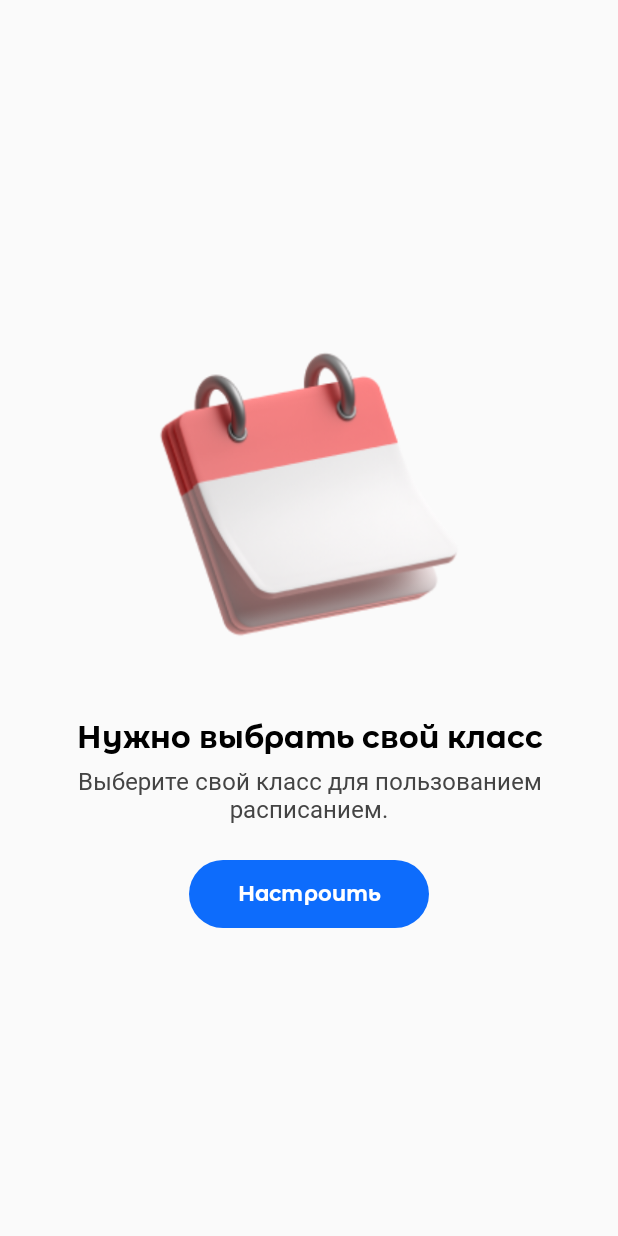
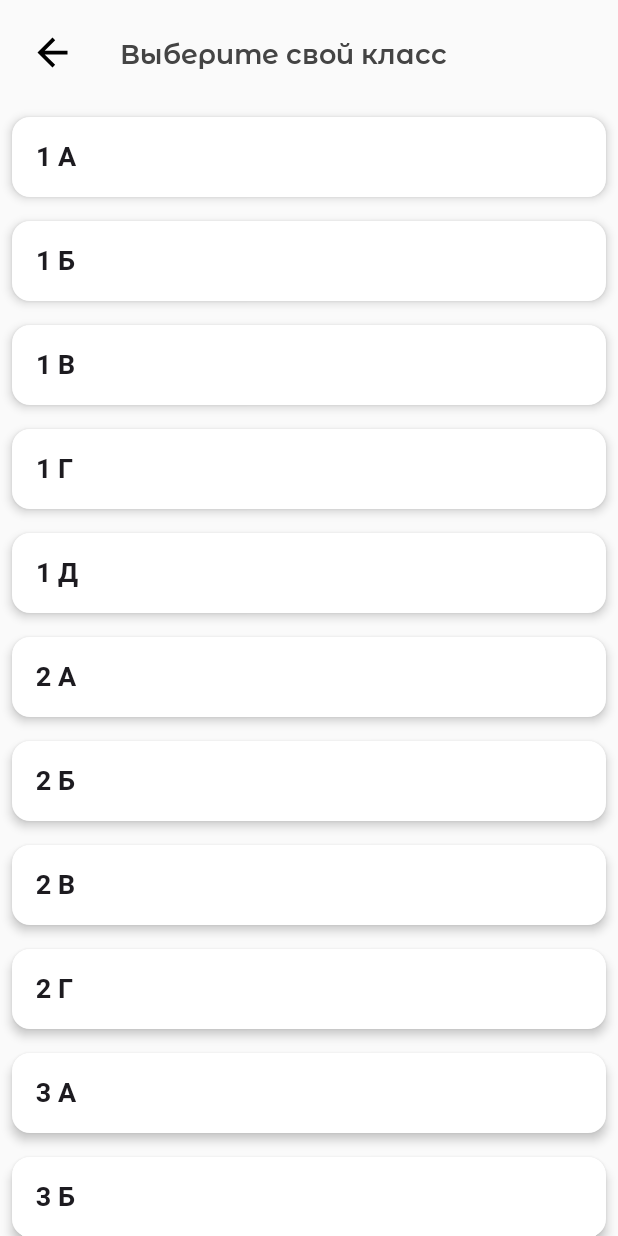
Before and after one commit to MishaNikolaev/YourLicey28, an Android app built with Jetpack Compose: the TimeTableScreen screen opened through its navigation route, after a tap on "Настроить", on a phone screen of 412 x 824 dp. Run offline under Robolectric (Android 15) with nearby library versions, the light colour scheme and no system bars; our stand-ins replace Dagger/Hilt's generated code; Roboto replaces fonts that are not available here.

Commit message:
Choose your class menu

```diff
--- a/app/src/main/java/com/example/yourlicey28/presentation/activityComponents/NavGraph.kt
+++ b/app/src/main/java/com/example/yourlicey28/presentation/activityComponents/NavGraph.kt
@@ -25,6 +25,7 @@
 import com.example.yourlicey28.presentation.home.HomeScreen
 import com.example.yourlicey28.presentation.home.components.popular.KruzhokScreen
 import com.example.yourlicey28.presentation.home.components.popular.teacher.MyTeachersScreen
+import com.example.yourlicey28.presentation.home.components.popular.timetable_components.ChooseTimeTable
 import com.example.yourlicey28.presentation.home.components.popular.timetable_components.TimeTableScreen
 import com.example.yourlicey28.presentation.home.components.services.AboutSchool
 import com.example.yourlicey28.presentation.home.components.services.EnterToFirstClass
@@ -50,6 +51,7 @@
     object EnterToFirstClass : WelcomeRoutes("enter_to_first_class")
     object EnterToTenClass : WelcomeRoutes("enter_to_ten_class")
     object AboutSchool : WelcomeRoutes("about_school")
+    object ChooseTimeTable : WelcomeRoutes("choose_time_table")
 }
 
 @OptIn(ExperimentalFoundationApi::class)
@@ -109,6 +111,10 @@
 
             composable(WelcomeRoutes.HomeScreen.route) {
                 HomeScreen(navController)
+            }
+
+            composable(WelcomeRoutes.ChooseTimeTable.route) {
+                ChooseTimeTable(navController)
             }
         }
     }
@@ -226,5 +232,8 @@
         composable(WelcomeRoutes.HomeScreen.route) {
             HomeScreen(navController)
         }
+        composable(WelcomeRoutes.ChooseTimeTable.route) {
+            ChooseTimeTable(navController)
+        }
     }
 }
--- /dev/null
+++ b/app/src/main/java/com/example/yourlicey28/presentation/home/components/popular/timetable_components/choose_timetable.kt
@@ -0,0 +1,157 @@
+package com.example.yourlicey28.presentation.home.components.popular.timetable_components
+
+import androidx.compose.foundation.background
+import androidx.compose.foundation.clickable
+import androidx.compose.foundation.layout.Arrangement
+import androidx.compose.foundation.layout.Column
+import androidx.compose.foundation.layout.Row
+import androidx.compose.foundation.layout.Spacer
+import androidx.compose.foundation.layout.fillMaxWidth
+import androidx.compose.foundation.layout.height
+import androidx.compose.foundation.layout.padding
+import androidx.compose.foundation.layout.size
+import androidx.compose.foundation.layout.width
+import androidx.compose.foundation.lazy.LazyColumn
+import androidx.compose.foundation.lazy.items
+import androidx.compose.material.icons.Icons
+import androidx.compose.material.icons.filled.Add
+import androidx.compose.material.icons.filled.ArrowBack
+import androidx.compose.material3.Card
+import androidx.compose.material3.CardColors
+import androidx.compose.material3.CardDefaults
+import androidx.compose.material3.Icon
+import androidx.compose.material3.IconButton
+import androidx.compose.material3.Text
+import androidx.compose.runtime.Composable
+import androidx.compose.ui.Alignment
+import androidx.compose.ui.Modifier
+import androidx.compose.ui.graphics.Color
+import androidx.compose.ui.text.font.FontWeight
+import androidx.compose.ui.text.style.TextAlign
+import androidx.compose.ui.unit.dp
+import androidx.compose.ui.unit.sp
+import androidx.navigation.NavController
+import com.example.yourlicey28.presentation.activityComponents.WelcomeRoutes
+import com.example.yourlicey28.ui.theme.monterrat
+import com.example.yourlicey28.ui.theme.roboto
+
+data class ClassInfo(val number: Int, val symbol: String)
+
+@Composable
+fun ChooseTimeTable(navController: NavController) {
+    Column {
+        Row {
+            Icon(
+                imageVector = Icons.Default.ArrowBack,
+                contentDescription = "Back",
+                modifier = Modifier
+                    .size(50.dp)
+                    .padding(start = 20.dp, top = 20.dp)
+                    .clickable {
+                        navController.navigate(WelcomeRoutes.TimeTableScreen.route)
+                    }
+            )
+            Spacer(modifier = Modifier.width(30.dp))
+            Text(
+                text = "Выберите свой класс",
+                fontSize = 18.sp,
+                fontFamily = monterrat,
+                textAlign = TextAlign.Center,
+                color = Color.DarkGray,
+                fontWeight = FontWeight.SemiBold,
+                modifier = Modifier.padding(top = 25.dp)
+            )
+        }
+        Spacer(modifier = Modifier.height(20.dp))
+        LazyColumn {
+            items(classList) { classInfo ->
+                ClassCard(classInfo = classInfo)
+            }
+        }
+    }
+}
+
+val classList = listOf(
+    //First classes
+    ClassInfo(number = 1, symbol = "A"),
+    ClassInfo(number = 1, symbol = "Б"),
+    ClassInfo(number = 1, symbol = "В"),
+    ClassInfo(number = 1, symbol = "Г"),
+    ClassInfo(number = 1, symbol = "Д"),
+    //Second classes
+    ClassInfo(number = 2, symbol = "А"),
+    ClassInfo(number = 2, symbol = "Б"),
+    ClassInfo(number = 2, symbol = "В"),
+    ClassInfo(number = 2, symbol = "Г"),
+    //Third classes
+    ClassInfo(number = 3, symbol = "А"),
+    ClassInfo(number = 3, symbol = "Б"),
+    ClassInfo(number = 3, symbol = "В"),
+    ClassInfo(number = 3, symbol = "Г"),
+    //4th classes
+    ClassInfo(number = 4, symbol = "А"),
+    ClassInfo(number = 4, symbol = "Б"),
+    ClassInfo(number = 4, symbol = "В"),
+    ClassInfo(number = 4, symbol = "Г"),
+    //5th classes
+    ClassInfo(number = 5, symbol = "А"),
+    ClassInfo(number = 5, symbol = "Б"),
+    ClassInfo(number = 5, symbol = "В"),
+    ClassInfo(number = 5, symbol = "Г"),
+    //6th classes
+    ClassInfo(number = 6, symbol = "А"),
+    ClassInfo(number = 6, symbol = "Б"),
+    ClassInfo(number = 6, symbol = "В"),
+    ClassInfo(number = 6, symbol = "Г"),
+    //7th classes
+    ClassInfo(number = 7, symbol = "А"),
+    ClassInfo(number = 7, symbol = "Б"),
+    ClassInfo(number = 7, symbol = "В"),
+    ClassInfo(number = 7, symbol = "Г"),
+    ClassInfo(number = 7, symbol = "ИТ"),
+    //8th classes
+    ClassInfo(number = 8, symbol = "А"),
+    ClassInfo(number = 8, symbol = "Б"),
+    ClassInfo(number = 8, symbol = "В"),
+    ClassInfo(number = 8, symbol = "Г"),
+    ClassInfo(number = 8, symbol = "ИТ"),
+    //9th classes
+    ClassInfo(number = 9, symbol = "А"),
+    ClassInfo(number = 9, symbol = "Б"),
+    ClassInfo(number = 9, symbol = "В"),
+    ClassInfo(number = 9, symbol = "Г"),
+    //10th classes
+    ClassInfo(number = 10, symbol = "А"),
+    ClassInfo(number = 10, symbol = "Б"),
+    ClassInfo(number = 10, symbol = "В"),
+    //10th classes
+    ClassInfo(number = 11, symbol = "А"),
+    ClassInfo(number = 11, symbol = "Б"),
+)
+@Composable
+fun ClassCard(classInfo: ClassInfo) {
+    Card(
+        modifier = Modifier
+            .fillMaxWidth()
+            .padding(8.dp),
+        elevation = CardDefaults.cardElevation(4.dp),
+        colors = CardDefaults.cardColors(Color.White)
+    ) {
+        Row(
+            modifier = Modifier.clickable {
+
+            }
+                .fillMaxWidth()
+                .padding(16.dp),
+            horizontalArrangement = Arrangement.SpaceBetween,
+            verticalAlignment = Alignment.CenterVertically
+        ) {
+            Text(
+                text = "${classInfo.number} ${classInfo.symbol}",
+                fontSize = 18.sp,
+                fontFamily = roboto,
+                fontWeight = FontWeight.SemiBold
+            )
+        }
+    }
+}
--- a/app/src/main/java/com/example/yourlicey28/presentation/home/components/popular/timetable_components/time_table.kt
+++ b/app/src/main/java/com/example/yourlicey28/presentation/home/components/popular/timetable_components/time_table.kt
@@ -25,6 +25,7 @@
 import androidx.compose.ui.unit.sp
 import androidx.navigation.NavHostController
 import com.example.yourlicey28.R
+import com.example.yourlicey28.presentation.activityComponents.WelcomeRoutes
 import com.example.yourlicey28.ui.theme.BlueLC
 import com.example.yourlicey28.ui.theme.LightBlueLC
 import com.example.yourlicey28.ui.theme.monterrat
@@ -63,7 +64,7 @@
         )
         Spacer(modifier = Modifier.height(24.dp))
         Button(onClick = {
-
+            navController.navigate(WelcomeRoutes.ChooseTimeTable.route)
         },
             colors = ButtonDefaults.buttonColors(containerColor = LightBlueLC),
             modifier = Modifier.height(45.dp).width(160.dp)) {
```
